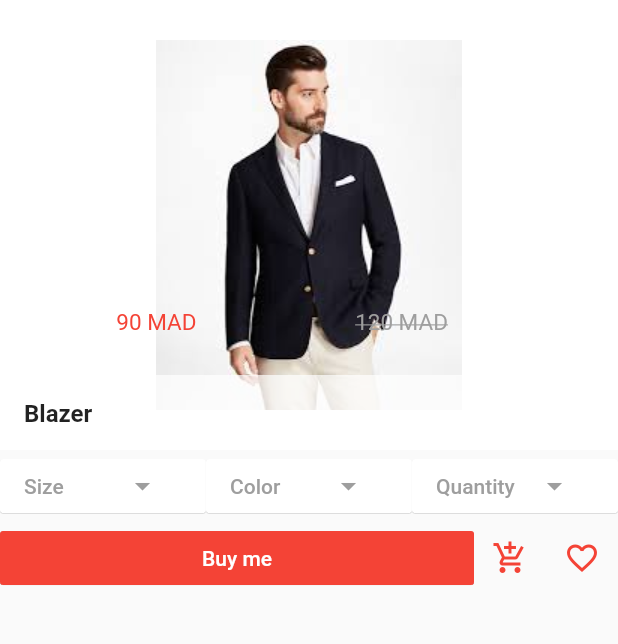
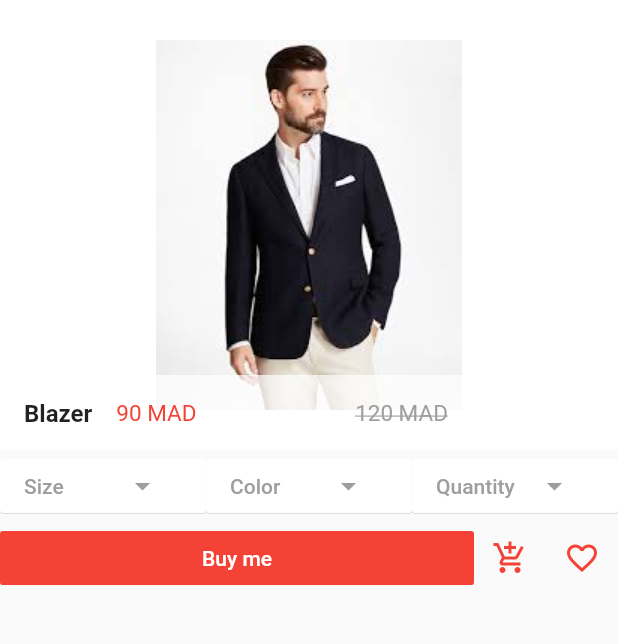
Before and after one commit to mouhsineelachbi/ShopApp, a Flutter app: the screen it shows after launch, after a tap on "Blazer", on a phone screen of 412 x 824 dp, the part 84-728 px from its top. Run offline on Flutter 3.47's test engine with Material 2 defaults, Android fonts, the phone set to English and light mode, and no system bars; our stand-ins replace carousel_pro.

Commit message:
fixing old price and new price position

```diff
--- a/lib/pages/product_details.dart
+++ b/lib/pages/product_details.dart
@@ -64,7 +64,7 @@ class _ProductDetailsState extends State<ProductDetails> {
                     ),
                   ),
                   title: Align(
-                    alignment: Alignment(0, -4),
+                    alignment: Alignment(0, -0.2),
                     child: new Row(
                       children: [
                         Expanded(
```
